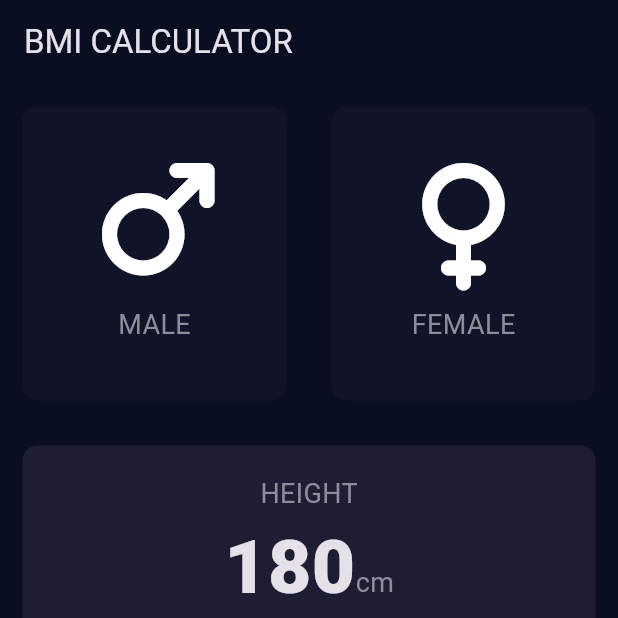
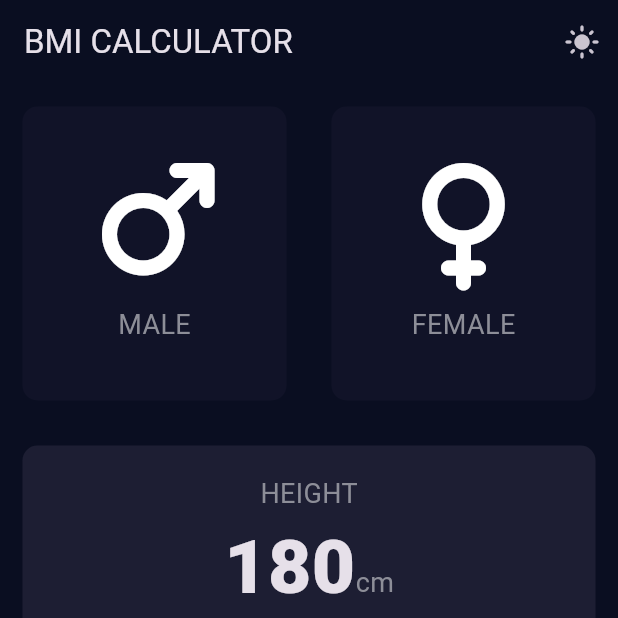
Before and after one commit to gashu-101/flutter-bmi, a Flutter app: the screen it shows after launch, on a phone screen of 412 x 824 dp, the top half of it. Run offline on Flutter 3.47's test engine with Material 3 defaults, Android fonts, the phone set to English and light mode, and no system bars; our stand-ins replace font_awesome_flutter.

Commit message:
Dark/Light Theme

```diff
--- a/lib/components/bottom_button.dart
+++ b/lib/components/bottom_button.dart
@@ -1,5 +1,7 @@
 import 'package:flutter/material.dart';
 import 'package:bmi/constants.dart';
+import 'package:provider/provider.dart';
+import 'package:bmi/theme_provider.dart';
 
 class BottomButton extends StatelessWidget {
   BottomButton({required this.onTap, required this.buttonTitle});
@@ -9,6 +11,7 @@ class BottomButton extends StatelessWidget {
 
   @override
   Widget build(BuildContext context) {
+    final themeProvider = Provider.of<ThemeProvider>(context);
     return GestureDetector(
       onTap: onTap,
       child: Container(
@@ -18,7 +21,7 @@ class BottomButton extends StatelessWidget {
             style: kLargeButtonTextStyle,
           ),
         ),
-        color: kBottomContainerColour,
+        color: themeProvider.bottomContainerColor,
         margin: EdgeInsets.only(top: 10.0),
         padding: EdgeInsets.only(bottom: 20.0),
         width: double.infinity,
--- a/lib/components/icon_content.dart
+++ b/lib/components/icon_content.dart
@@ -1,5 +1,7 @@
 import 'package:flutter/material.dart';
 import 'package:bmi/constants.dart';
+import 'package:provider/provider.dart';
+import 'package:bmi/theme_provider.dart';
 
 class IconContent extends StatelessWidget {
   IconContent({required this.icon, required this.label});
@@ -9,6 +11,7 @@ class IconContent extends StatelessWidget {
 
   @override
   Widget build(BuildContext context) {
+    final themeProvider = Provider.of<ThemeProvider>(context);
     return Column(
       mainAxisAlignment: MainAxisAlignment.center,
       children: <Widget>[
@@ -21,7 +24,7 @@ class IconContent extends StatelessWidget {
         ),
         Text(
           label,
-          style: kLabelTextStyle,
+          style: kLabelTextStyle.copyWith(color: themeProvider.labelTextColor),
         )
       ],
     );
--- a/lib/components/round_icon_button.dart
+++ b/lib/components/round_icon_button.dart
@@ -1,4 +1,6 @@
 import 'package:flutter/material.dart';
+import 'package:provider/provider.dart';
+import 'package:bmi/theme_provider.dart';
 
 class RoundIconButton extends StatelessWidget {
   RoundIconButton({required this.icon, required this.onPressed});
@@ -8,6 +10,7 @@ class RoundIconButton extends StatelessWidget {
 
   @override
   Widget build(BuildContext context) {
+    final themeProvider = Provider.of<ThemeProvider>(context);
     return RawMaterialButton(
       elevation: 0.0,
       child: Icon(icon),
@@ -17,7 +20,7 @@ class RoundIconButton extends StatelessWidget {
         height: 56.0,
       ),
       shape: CircleBorder(),
-      fillColor: Color(0xFF4C4F5E),
+      fillColor: themeProvider.roundIconButtonColor,
     );
   }
 }
--- a/lib/main.dart
+++ b/lib/main.dart
@@ -1,21 +1,43 @@
 import 'package:flutter/material.dart';
 import 'package:bmi/screens/input_page.dart';
+import 'package:provider/provider.dart';
+import 'package:bmi/theme_provider.dart';
 
 void main() => runApp(BMICalculator());
 
 class BMICalculator extends StatelessWidget {
   @override
   Widget build(BuildContext context) {
+    return ChangeNotifierProvider(
+      create: (_) => ThemeProvider(),
+      child: Consumer<ThemeProvider>(
+        builder: (context, themeProvider, child) {
           return MaterialApp(
-      theme: ThemeData.dark().copyWith(
+            theme: ThemeData.light().copyWith(
+              primaryColor: Colors.white,
+              scaffoldBackgroundColor: Colors.white,
+              appBarTheme: AppBarTheme(
+                color: Colors.white,
+                titleTextStyle: TextStyle(color: Colors.black, fontSize: 20),
+                iconTheme: IconThemeData(color: Colors.black),
+              ),
+              textTheme: TextTheme(
+                bodyMedium: TextStyle(color: Colors.black),
+              ),
+            ),
+            darkTheme: ThemeData.dark().copyWith(
               primaryColor: Color(0xFF0A0E21),
               scaffoldBackgroundColor: Color(0xFF0A0E21),
               appBarTheme: AppBarTheme(
                 color: Color(0xFF0A0E21),
               ),
             ),
+            themeMode: themeProvider.themeMode,
             home: InputPage(),
             debugShowCheckedModeBanner: false,
           );
+        },
+      ),
+    );
   }
 }
--- a/lib/screens/input_page.dart
+++ b/lib/screens/input_page.dart
@@ -7,6 +7,8 @@ import 'package:bmi/screens/results_page.dart';
 import 'package:bmi/components/bottom_button.dart';
 import 'package:bmi/components/round_icon_button.dart';
 import 'package:bmi/calculator_brain.dart';
+import 'package:provider/provider.dart';
+import 'package:bmi/theme_provider.dart';
 
 enum Gender {
   male,
@@ -26,9 +28,21 @@ class _InputPageState extends State<InputPage> {
 
   @override
   Widget build(BuildContext context) {
+    final themeProvider = Provider.of<ThemeProvider>(context);
+
     return Scaffold(
       appBar: AppBar(
         title: Text('BMI CALCULATOR'),
+        actions: [
+          IconButton(
+            icon: Icon(themeProvider.isDarkMode
+                ? Icons.light_mode
+                : Icons.dark_mode),
+            onPressed: () {
+              themeProvider.toggleTheme();
+            },
+          ),
+        ],
       ),
       body: Column(
         crossAxisAlignment: CrossAxisAlignment.stretch,
@@ -44,8 +58,8 @@ class _InputPageState extends State<InputPage> {
                       });
                     },
                     colour: selectedGender == Gender.male
-                        ? kActiveCardColour
-                        : kInactiveCardColour,
+                        ? themeProvider.activeCardColor
+                        : themeProvider.inactiveCardColor,
                     cardChild: IconContent(
                       icon: FontAwesomeIcons.mars,
                       label: 'MALE',
@@ -60,8 +74,8 @@ class _InputPageState extends State<InputPage> {
                       });
                     },
                     colour: selectedGender == Gender.female
-                        ? kActiveCardColour
-                        : kInactiveCardColour,
+                        ? themeProvider.activeCardColor
+                        : themeProvider.inactiveCardColor,
                     cardChild: IconContent(
                       icon: FontAwesomeIcons.venus,
                       label: 'FEMALE',
@@ -73,13 +87,13 @@ class _InputPageState extends State<InputPage> {
           ),
           Expanded(
             child: ReusableCard(
-              colour: kActiveCardColour,
+              colour: themeProvider.activeCardColor,
               cardChild: Column(
                 mainAxisAlignment: MainAxisAlignment.center,
                 children: <Widget>[
                   Text(
                     'HEIGHT',
-                    style: kLabelTextStyle,
+                    style: kLabelTextStyle.copyWith(color: themeProvider.labelTextColor),
                   ),
                   Row(
                     mainAxisAlignment: MainAxisAlignment.center,
@@ -92,14 +106,14 @@ class _InputPageState extends State<InputPage> {
                       ),
                       Text(
                         'cm',
-                        style: kLabelTextStyle,
+                        style: kLabelTextStyle.copyWith(color: themeProvider.labelTextColor),
                       )
                     ],
                   ),
                   SliderTheme(
                     data: SliderTheme.of(context).copyWith(
-                      inactiveTrackColor: Color(0xFF8D8E98),
-                      activeTrackColor: Colors.white,
+                      inactiveTrackColor: themeProvider.sliderInactiveTrackColor,
+                      activeTrackColor: themeProvider.sliderActiveTrackColor,
                       thumbColor: Color(0xFFEB1555),
                       overlayColor: Color(0x29EB1555),
                       thumbShape:
@@ -127,13 +141,13 @@ class _InputPageState extends State<InputPage> {
               children: <Widget>[
                 Expanded(
                   child: ReusableCard(
-                    colour: kActiveCardColour,
+                    colour: themeProvider.activeCardColor,
                     cardChild: Column(
                       mainAxisAlignment: MainAxisAlignment.center,
                       children: <Widget>[
                         Text(
                           'WEIGHT',
-                          style: kLabelTextStyle,
+                          style: kLabelTextStyle.copyWith(color: themeProvider.labelTextColor),
                         ),
                         Text(
                           weight.toString(),
@@ -168,13 +182,13 @@ class _InputPageState extends State<InputPage> {
                 ),
                 Expanded(
                   child: ReusableCard(
-                    colour: kActiveCardColour,
+                    colour: themeProvider.activeCardColor,
                     cardChild: Column(
                       mainAxisAlignment: MainAxisAlignment.center,
                       children: <Widget>[
                         Text(
                           'AGE',
-                          style: kLabelTextStyle,
+                          style: kLabelTextStyle.copyWith(color: themeProvider.labelTextColor),
                         ),
                         Text(
                           age.toString(),
--- a/lib/screens/results_page.dart
+++ b/lib/screens/results_page.dart
@@ -2,6 +2,8 @@ import 'package:flutter/material.dart';
 import 'package:bmi/constants.dart';
 import 'package:bmi/components/reusable_card.dart';
 import 'package:bmi/components/bottom_button.dart';
+import 'package:provider/provider.dart';
+import 'package:bmi/theme_provider.dart';
 
 class ResultsPage extends StatelessWidget {
   ResultsPage(
@@ -15,6 +17,7 @@ class ResultsPage extends StatelessWidget {
 
   @override
   Widget build(BuildContext context) {
+    final themeProvider = Provider.of<ThemeProvider>(context);
     return Scaffold(
       appBar: AppBar(
         title: Text('BMI CALCULATOR'),
@@ -36,7 +39,7 @@ class ResultsPage extends StatelessWidget {
           Expanded(
             flex: 5,
             child: ReusableCard(
-              colour: kActiveCardColour,
+              colour: themeProvider.activeCardColor,
               cardChild: Column(
                 mainAxisAlignment: MainAxisAlignment.spaceEvenly,
                 crossAxisAlignment: CrossAxisAlignment.center,
--- /dev/null
+++ b/lib/theme_provider.dart
@@ -0,0 +1,38 @@
+import 'package:flutter/material.dart';
+
+class ThemeProvider extends ChangeNotifier {
+  ThemeMode _themeMode = ThemeMode.dark;
+
+  ThemeMode get themeMode => _themeMode;
+
+  bool get isDarkMode => _themeMode == ThemeMode.dark;
+
+  void toggleTheme() {
+    _themeMode =
+        _themeMode == ThemeMode.dark ? ThemeMode.light : ThemeMode.dark;
+    notifyListeners();
+  }
+
+  // Define Colors based on theme
+  Color get bottomContainerColor => const Color(0xFFEB1555);
+
+  Color get activeCardColor =>
+      isDarkMode ? const Color(0xFF1D1E33) : const Color(0xFFE0E0E0);
+
+  Color get inactiveCardColor =>
+      isDarkMode ? const Color(0xFF111328) : const Color(0xFFF5F5F5);
+
+  Color get labelTextColor =>
+      isDarkMode ? const Color(0xFF8D8E98) : const Color(0xFF505050);
+
+  Color get roundIconButtonColor =>
+      isDarkMode ? const Color(0xFF4C4F5E) : const Color(0xFFE0E0E0);
+
+  Color get sliderInactiveTrackColor =>
+      isDarkMode ? const Color(0xFF8D8E98) : const Color(0xFF8D8E98);
+
+  Color get sliderActiveTrackColor =>
+      isDarkMode ? Colors.white : const Color(0xFFEB1555);
+
+  Color get resultTextColor => const Color(0xFF24D876);
+}
--- a/pubspec.yaml
+++ b/pubspec.yaml
@@ -35,6 +35,7 @@ dependencies:
   # Use with the CupertinoIcons class for iOS style icons.
   cupertino_icons: ^1.0.8
   font_awesome_flutter: ^10.12.0
+  provider: ^6.1.5+1
 
 dev_dependencies:
   flutter_test:
```
Also changed, not shown: pubspec.lock. Lines whose indentation alone changed are shown as unchanged.
